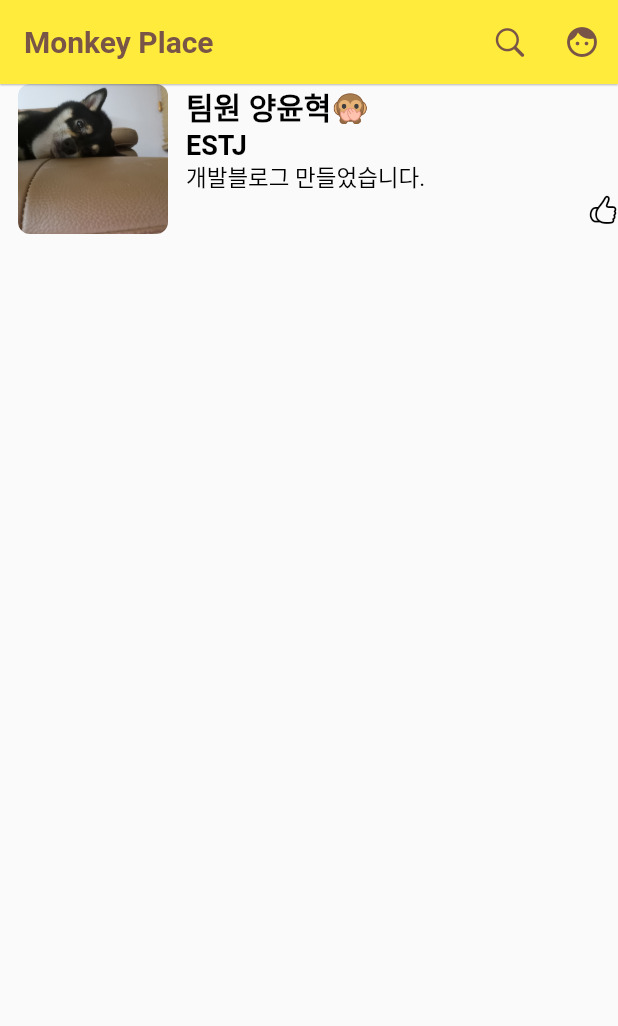
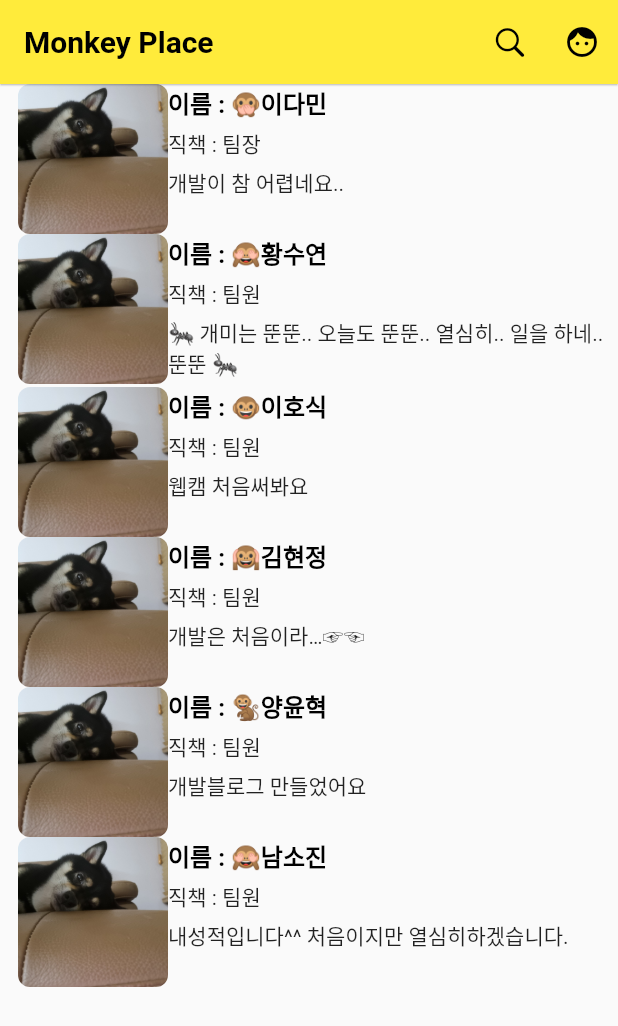
Before and after one commit to kkomin/FlyingMonkey, a Flutter app: the screen it shows after launch, on a phone screen of 412 x 824 dp. Shown: the top 1026 px of the screen. Run offline on Flutter 3.47's test engine with Material 2 defaults, Android fonts, the phone set to English and light mode, and no system bars.

Commit message:
갈아엎음

```diff
--- a/lib/secondpage.dart
+++ b/lib/secondpage.dart
@@ -9,18 +9,49 @@ class SecondPage extends StatefulWidget {
 }
 
 class _SecondPageState extends State<SecondPage> {
-  bool like = false;
+  bool like = false; // 좋아요 여부
 
   @override
-  Widget build(Object context) {
-    final List<String> images = [
-      "https://cdn2.thecatapi.com/images/6bt.jpg",
-      "https://cdn2.thecatapi.com/images/ahr.jpg",
-      "https://cdn2.thecatapi.com/images/arj.jpg",
-      "https://cdn2.thecatapi.com/images/brt.jpg",
-      "https://cdn2.thecatapi.com/images/cml.jpg",
-      "https://cdn2.thecatapi.com/images/e35.jpg",
+  Widget build(BuildContext context) {
+    List<Map<String, dynamic>> dataList = [
+      {
+        "name": "이름 : 🙊이다민",
+        "position": "직책 : 팀장",
+        "TMI": "개발이 참 어렵네요..",
+        "img": "assets/myshiba.jpg"
+      },
+      {
+        "name": "이름 : 🙈황수연",
+        "position": "직책 : 팀원",
+        "TMI": "🐜 개미는 뚠뚠.. 오늘도 뚠뚠.. 열심히.. 일을 하네.. 뚠뚠 🐜",
+        "img": "assets/myshiba.jpg"
+      },
+      {
+        "name": "이름 : 🐵이호식",
+        "position": "직책 : 팀원",
+        "TMI": "웹캠 처음써봐요",
+        "img": "assets/myshiba.jpg"
+      },
+      {
+        "name": "이름 : 🙉김현정",
+        "position": "직책 : 팀원",
+        "TMI": "개발은 처음이라…☞☜",
+        "img": "assets/myshiba.jpg"
+      },
+      {
+        "name": "이름 : 🐒양윤혁",
+        "position": "직책 : 팀원",
+        "TMI": "개발블로그 만들었어요",
+        "img": "assets/myshiba.jpg"
+      },
+      {
+        "name": "이름 : 🙈남소진",
+        "position": "직책 : 팀원",
+        "TMI": "내성적입니다^^ 처음이지만 열심히하겠습니다.",
+        "img": "assets/myshiba.jpg"
+      },
     ];
+
     return Scaffold(
       appBar: AppBar(
         backgroundColor: Colors.yellow,
@@ -31,7 +62,7 @@ class _SecondPageState extends State<SecondPage> {
             Text(
               'Monkey Place',
               style: TextStyle(
-                  color: Colors.brown,
+                  color: Colors.black,
                   fontWeight: FontWeight.bold,
                   fontSize: 20),
             ),
@@ -41,15 +72,78 @@ class _SecondPageState extends State<SecondPage> {
           //(우측 끝)
           IconButton(
             onPressed: () {},
-            icon: Icon(CupertinoIcons.search, color: Colors.brown),
+            icon: Icon(CupertinoIcons.search, color: Colors.black),
           ),
           IconButton(
             onPressed: () {},
-            icon: Icon(Icons.face, color: Colors.brown),
+            icon: Icon(Icons.face, color: Colors.black),
           )
         ],
       ),
-      body: Column(
+      body: ListView.builder(
+          scrollDirection: Axis.vertical,
+          itemCount: dataList.length,
+          itemBuilder: (BuildContext context, int index) {
+            String name = dataList[index]['name'];
+            String position = dataList[index]['position'];
+            String TMI = dataList[index]['TMI'];
+            String img = dataList[index]['img'];
+            return Row(
+              crossAxisAlignment: CrossAxisAlignment.start,
+              children: [
+                SizedBox(width: 12),
+                ClipRRect(
+                  borderRadius: BorderRadius.circular(8),
+                  child: Image.asset(
+                    img,
+                    width: 100,
+                    height: 100,
+                    fit: BoxFit.cover,
+                  ),
+                ),
+                Expanded(
+                  child: Column(
+                    crossAxisAlignment: CrossAxisAlignment.start,
+                    children: [
+                      SizedBox(width: 10),
+                      (Text(
+                        name,
+                        style: TextStyle(
+                            fontSize: 16,
+                            color: Colors.black,
+                            fontWeight: FontWeight.bold),
+                      )),
+                      SizedBox(
+                        height: 5,
+                      ),
+                      (Text(position)),
+                      SizedBox(
+                        height: 5,
+                      ),
+                      (Text(
+                        TMI,
+                        maxLines: 2,
+                      )),
+                      SizedBox(
+                        height: 5,
+                      ),
+                    ],
+                  ),
+                ),
+              ],
+            );
+          }),
+
+      /*
+      body: ListView.builder(
+        itemCount: dataList.length,
+        itemBuilder: (context, index) {
+          String name = dataList[index]['name'];
+          String position = dataList[index]['position'];
+          String tmi = dataList[index]['tmi'];
+          String photo = dataList[index]['photo'];
+          return Row();
+        },
         children: [
           Row(
             crossAxisAlignment: CrossAxisAlignment.start, // 위쪽에 붙게 만들기
@@ -58,7 +152,7 @@ class _SecondPageState extends State<SecondPage> {
               ClipRRect(
                 borderRadius: BorderRadius.circular(8),
                 child: Image.asset(
-                  "assets/myshiba.jpg",
+                  "photo",
                   width: 100,
                   height: 100,
                   fit: BoxFit.cover,
@@ -76,11 +170,13 @@ class _SecondPageState extends State<SecondPage> {
                           color: Colors.black,
                           fontWeight: FontWeight.bold),
                     ),
+                    SizedBox(width: 12),
                     Text('ESTJ',
                         style: TextStyle(
                             fontSize: 18,
                             color: Colors.black,
                             fontWeight: FontWeight.bold)),
+                    SizedBox(width: 12),
                     Text('개발블로그 만들었습니다.',
                         style: TextStyle(
                           fontSize: 15,
@@ -95,7 +191,8 @@ class _SecondPageState extends State<SecondPage> {
                               like = !like;
                             });
                           },
-                          child: Row(children: [
+                          child: Row(
+                            children: [
                               Icon(
                                 like
                                     ? CupertinoIcons.hand_thumbsup_fill
@@ -103,7 +200,8 @@ class _SecondPageState extends State<SecondPage> {
                                 color: like ? Colors.brown : Colors.black,
                                 size: 20,
                               )
-                          ]),
+                            ],
+                          ),
                         )
                       ],
                     ),
@@ -113,7 +211,7 @@ class _SecondPageState extends State<SecondPage> {
             ],
           ),
         ],
-      ),
+      ),*/
     );
   }
 }
```
Lines whose indentation alone changed are shown as unchanged.
